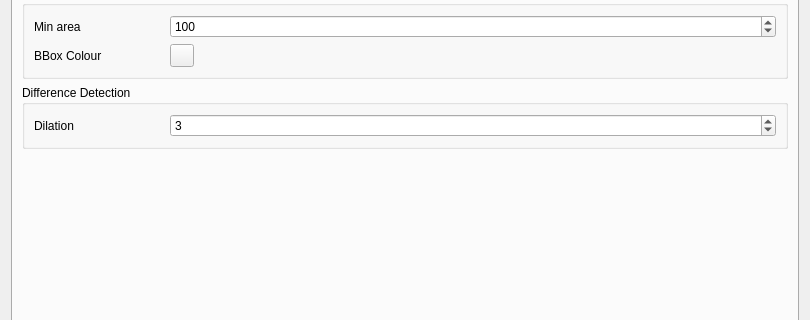
Old version of the form plugins/feature/camera/camerasettingsdialog.ui in the repository srcejon/sdrangel; both pictures show x 0 to 810 and y 272 to 592 of the 810 by 738 pixel window.
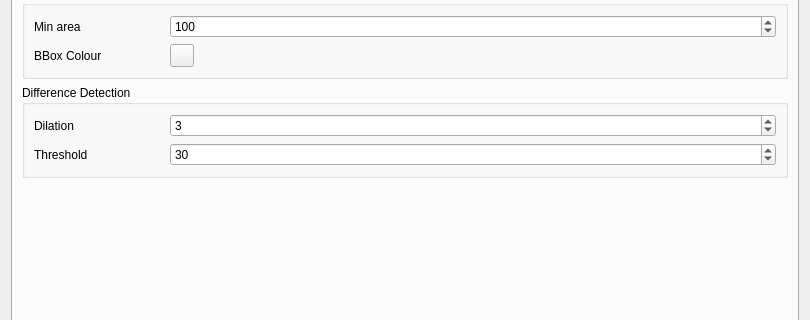
New version of the form. The open tabs and pages were chosen to show the change. Icons and pictures are not drawn.

Commit message: Add diff detection threshold control

The edit to the form file:
```diff
--- a/plugins/feature/camera/camerasettingsdialog.ui
+++ b/plugins/feature/camera/camerasettingsdialog.ui
@@ -2447,6 +2447,35 @@
             </property>
            </widget>
           </item>
+          <item row="1" column="0">
+           <widget class="QLabel" name="diffThresholdLabel">
+            <property name="minimumSize">
+             <size>
+              <width>130</width>
+              <height>0</height>
+             </size>
+            </property>
+            <property name="text">
+             <string>Threshold</string>
+            </property>
+           </widget>
+          </item>
+          <item row="1" column="1">
+           <widget class="QSpinBox" name="diffThresholdSpin">
+            <property name="toolTip">
+             <string>Pixel difference threshold for the diff mask</string>
+            </property>
+            <property name="minimum">
+             <number>0</number>
+            </property>
+            <property name="maximum">
+             <number>255</number>
+            </property>
+            <property name="value">
+             <number>30</number>
+            </property>
+           </widget>
+          </item>
          </layout>
         </widget>
        </item>
```
The commit also changes 5 other files.
